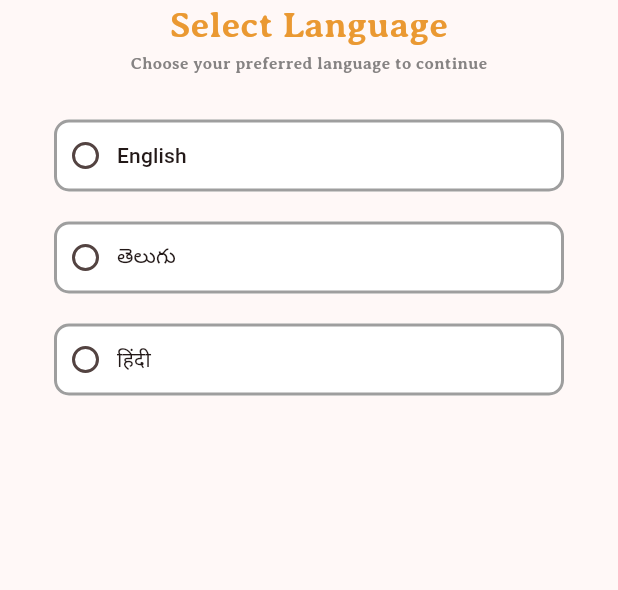
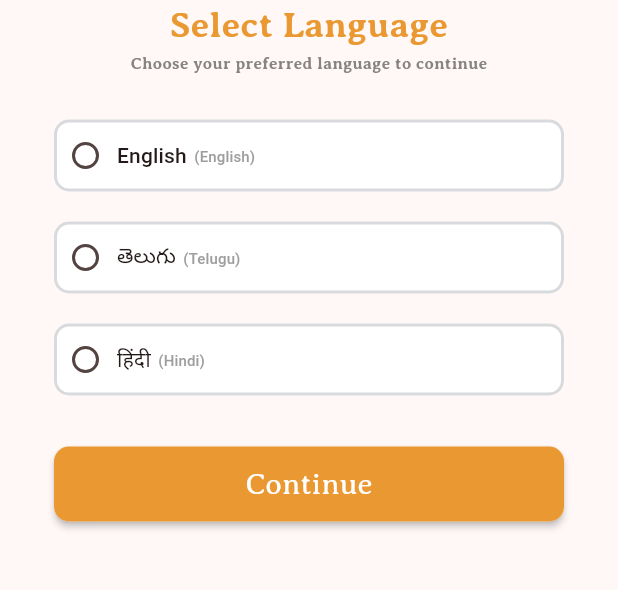
Before and after one commit to KAVYAPUTTU/localSkillConnect, a Flutter app: the screen it shows after launch, on a phone screen of 412 x 824 dp, the part 488-1078 px from its top. Run offline on Flutter 3.47's test engine with Material 3 defaults, Android fonts, the light colour scheme and no system bars; our stand-ins replace smooth_page_indicator.

Commit message:
onboarding screens

```diff
--- a/lib/Screens/FrontScreen/select_language.dart
+++ b/lib/Screens/FrontScreen/select_language.dart
@@ -1,4 +1,6 @@
 import 'package:flutter/material.dart';
+import 'package:localskillconnect/Screens/FrontScreen/intro1.dart';
+import 'package:localskillconnect/Widgets/buttons.dart';
 
 class SelectLanguage extends StatefulWidget {
   const SelectLanguage({super.key});
@@ -14,7 +16,7 @@ class _SelectLanguageState extends State<SelectLanguage> {
     return Scaffold(
       body: Column(
         children: [
-          SizedBox(
+          const SizedBox(
             height: 200,
           ),
           Center(
@@ -59,7 +61,7 @@ class _SelectLanguageState extends State<SelectLanguage> {
                   RoundedRectangleBorder(
                     borderRadius: BorderRadius.circular(10),
                     side: BorderSide(
-                      color: Colors.grey,
+                      color: Theme.of(context).colorScheme.tertiary,
                       width: 2,
                     ),
                   ),
@@ -67,10 +69,19 @@ class _SelectLanguageState extends State<SelectLanguage> {
                 elevation: const WidgetStatePropertyAll(2),
                 backgroundColor: const WidgetStatePropertyAll(Colors.white),
               ),
-              child: Text('English'),
+              child: const Row(
+                children: [
+                  Text('English'),
+                  SizedBox(width: 5),
+                  Text('(English)',style: TextStyle(
+                    fontSize: 10,
+                    color: Colors.grey,
+                  ),),
+                ],
+              ),
             ),
           ),
-           SizedBox(
+           const SizedBox(
             height: 20,
           ),
           SizedBox(
@@ -88,7 +99,7 @@ class _SelectLanguageState extends State<SelectLanguage> {
                   RoundedRectangleBorder(
                     borderRadius: BorderRadius.circular(10),
                     side: BorderSide(
-                      color: Colors.grey,
+                      color: Theme.of(context).colorScheme.tertiary,
                       width: 2,
                     ),
                   ),
@@ -96,10 +107,19 @@ class _SelectLanguageState extends State<SelectLanguage> {
                 elevation: const WidgetStatePropertyAll(2),
                 backgroundColor: const WidgetStatePropertyAll(Colors.white),
               ),
-              child: Text('తెలుగు'),
+              child: const Row(
+                children: [
+                  Text('తెలుగు'),
+                   SizedBox(width: 5),
+                  Text('(Telugu)',style: TextStyle(
+                    fontSize: 10,
+                    color: Colors.grey,
+                  ),),
+                ],
+              ),
             ),
           ),
-           SizedBox(
+           const SizedBox(
             height: 20,
           ),
           SizedBox(
@@ -117,7 +137,7 @@ class _SelectLanguageState extends State<SelectLanguage> {
                   RoundedRectangleBorder(
                     borderRadius: BorderRadius.circular(10),
                     side: BorderSide(
-                      color: Colors.grey,
+                      color: Theme.of(context).colorScheme.tertiary,
                       width: 2,
                     ),
                   ),
@@ -125,9 +145,22 @@ class _SelectLanguageState extends State<SelectLanguage> {
                 elevation: const WidgetStatePropertyAll(2),
                 backgroundColor: const WidgetStatePropertyAll(Colors.white),
               ),
-              child: Text('हिंदी'),
+              child: const Row(
+                children: [
+                  Text('हिंदी'),
+                  SizedBox(width: 5),
+                  Text('(Hindi)',style: TextStyle(
+                    fontSize: 10,
+                    color: Colors.grey,
+                  ),),
+                ],
+              ),
             ),
           ),
+          const SizedBox(
+            height: 30,
+          ),
+          const Buttons(hintText: 'Continue',navigateName: Intro1(),)
         ],
       ),
     );
--- a/lib/Screens/FrontScreen/splash_screen1.dart
+++ b/lib/Screens/FrontScreen/splash_screen1.dart
@@ -22,7 +22,7 @@ class _SplashScreen1State extends State<SplashScreen1> {
   Widget build(BuildContext context) {
     return Scaffold(
       backgroundColor: Theme.of(context).colorScheme.primary,
-      body: Column(
+      body: const Column(
         mainAxisAlignment: MainAxisAlignment.center,
         children: [
           Center(
--- /dev/null
+++ b/lib/Widgets/buttons.dart
@@ -0,0 +1,52 @@
+import 'package:flutter/material.dart';
+
+class Buttons extends StatelessWidget {
+  final String hintText;
+  final Widget? navigateName;
+  final VoidCallback? onTap;
+
+  const Buttons({
+    super.key,
+    required this.hintText,
+    this.navigateName,
+    this.onTap,
+  });
+
+  @override
+  Widget build(BuildContext context) {
+    return Card(
+      elevation: 2,
+      shape: RoundedRectangleBorder(borderRadius: BorderRadius.circular(10)),
+      child: InkWell(
+        onTap: () {
+          if (onTap != null) {
+            onTap!();
+          } else if (navigateName != null) {
+            Navigator.push(
+              context,
+              MaterialPageRoute(builder: (context) => navigateName!),
+            );
+          }
+        },
+        child: Container(
+          width: 340,
+          height: 50,
+          decoration: BoxDecoration(
+            borderRadius: BorderRadius.circular(10),
+            color: Theme.of(context).colorScheme.primary,
+          ),
+          child: Center(
+            child: Text(
+              hintText,
+              style: const TextStyle(
+                color: Colors.white,
+                fontSize: 20,
+                fontFamily: 'AveriaSerifLibre',
+              ),
+            ),
+          ),
+        ),
+      ),
+    );
+  }
+}
--- a/lib/main.dart
+++ b/lib/main.dart
@@ -18,7 +18,8 @@ class MyApp extends StatelessWidget {
       colorScheme: ColorScheme.fromSeed(
         seedColor: Colors.red,
         primary: Color(0xFFEA9932),
-        secondary: Color(0xFF868383)
+        secondary: Color(0xFF868383),
+        tertiary: Color(0xFFD8DADD)
 )
      ),
     );
```
Also changed, not shown: lib/Screens/FrontScreen/intro1.dart (added, +77 -0 lines), lib/Widgets/onboarding_screen.dart (added, +43 -0 lines), pubspec.yaml (+7 -62 lines), assets/img/intro1.png (added), assets/img/intro2.png (added), assets/img/intro3.png (added), pubspec.lock.
